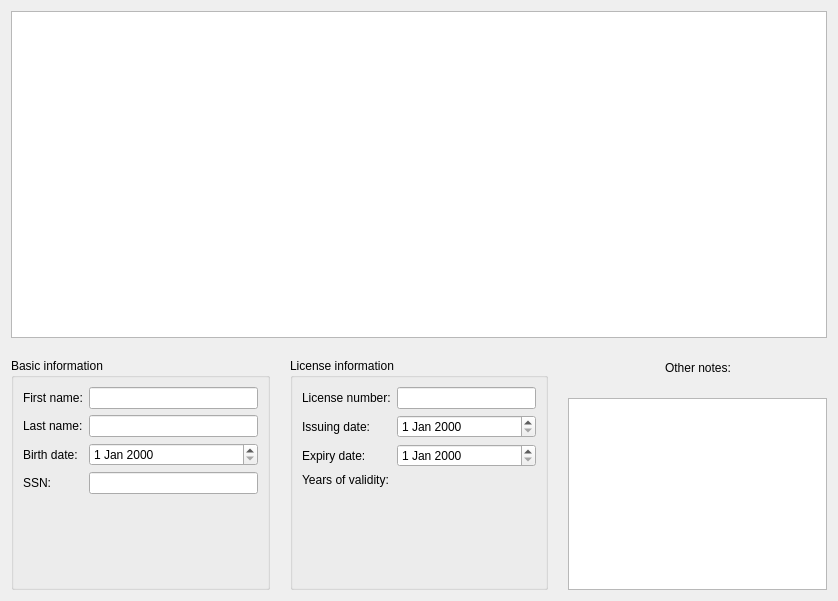
The window that src/uis/profilemanagerwidget.ui (riccardobellini/VehicleReminder) describes before a commit, drawn with Qt 5.
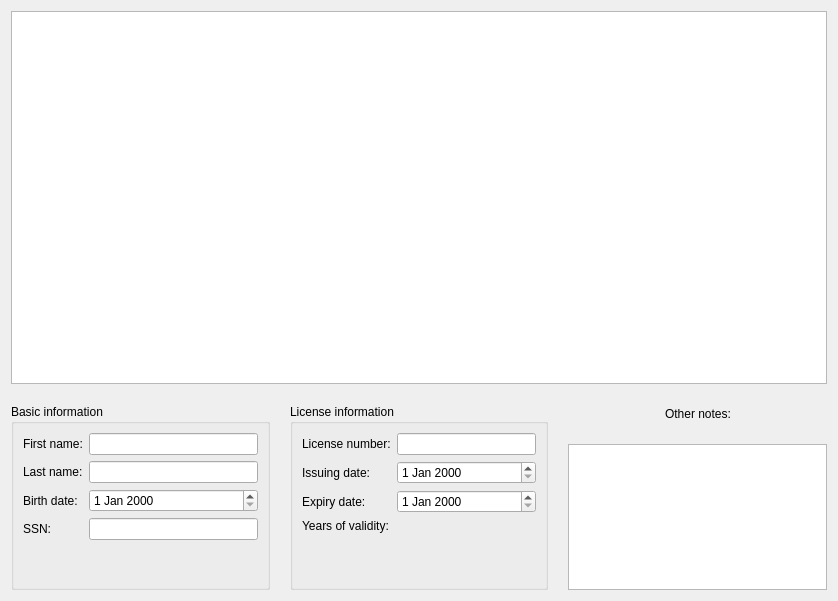
The same window after the commit. Custom widgets are drawn as their Qt base class.

Commit message: Change stretching factor of layout of profile manager

Patch:
```diff
--- a/src/uis/profilemanagerwidget.ui
+++ b/src/uis/profilemanagerwidget.ui
@@ -13,7 +13,7 @@
   <property name="windowTitle">
    <string>Profile Manager</string>
   </property>
-  <layout class="QVBoxLayout" name="verticalLayout_2" stretch="1,0">
+  <layout class="QVBoxLayout" name="verticalLayout_2" stretch="2,1">
    <property name="spacing">
     <number>20</number>
    </property>
@@ -160,7 +160,14 @@
         </layout>
        </item>
        <item>
-        <widget class="KTextEdit" name="otherNotesTextEdit"/>
+        <widget class="KTextEdit" name="otherNotesTextEdit">
+         <property name="sizePolicy">
+          <sizepolicy hsizetype="Expanding" vsizetype="Expanding">
+           <horstretch>0</horstretch>
+           <verstretch>0</verstretch>
+          </sizepolicy>
+         </property>
+        </widget>
        </item>
       </layout>
      </item>
```
